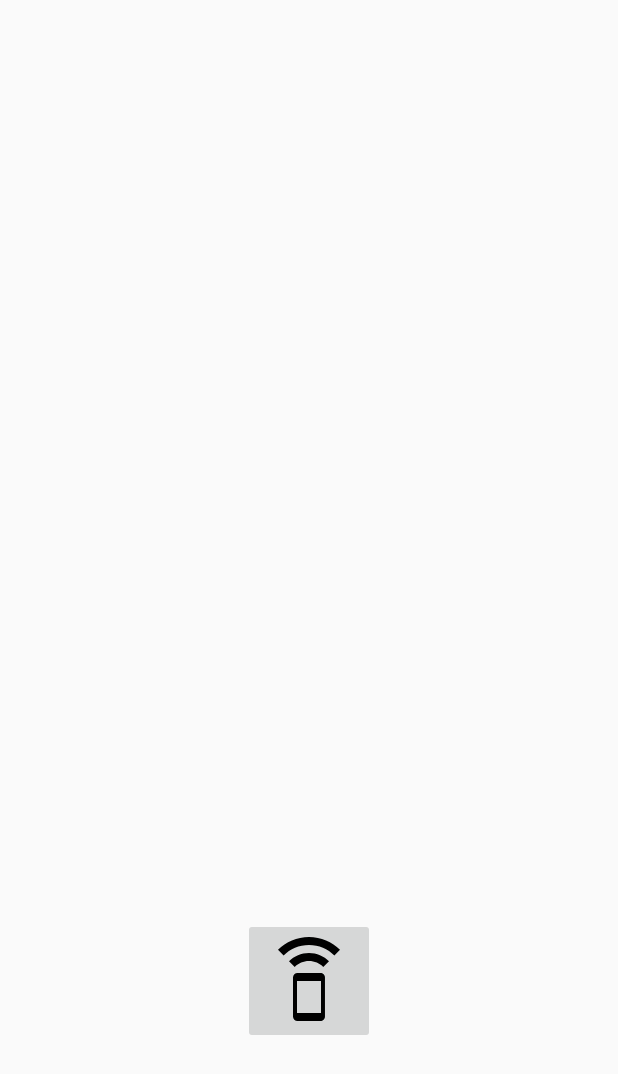
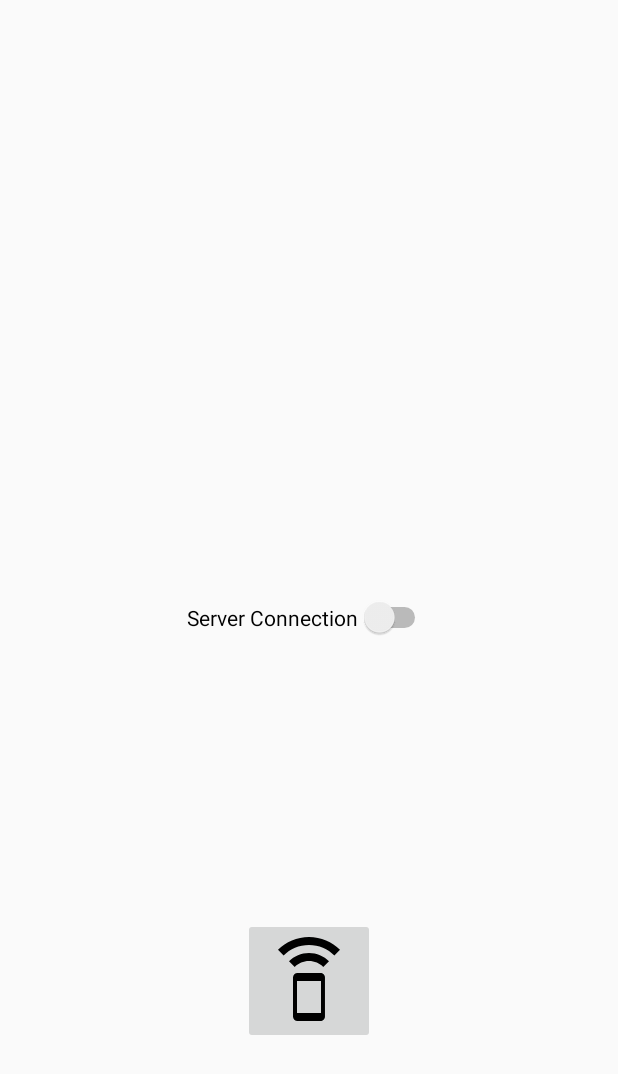
Before and after one commit to kuramu1108/ntc2019-walkietalkie, an Android app: the screen it shows after launch (MainActivity), on a phone screen of 412 x 824 dp. Shown: the top 1074 px of the screen. Run offline under Robolectric (Android 15) with nearby library versions, the phone set to English and light mode, and no system bars; our stand-ins replace data binding; libraries missing offline, so code that uses them is left out: pub.devrel.easypermissions.

Commit message:
optimize communication with server

```diff
--- a/app/src/main/java/com/myhexaville/walkie_talkie/MainActivity.java
+++ b/app/src/main/java/com/myhexaville/walkie_talkie/MainActivity.java
@@ -1,14 +1,19 @@
 package com.myhexaville.walkie_talkie;
 
 import android.Manifest;
+import android.arch.lifecycle.Observer;
 import android.arch.lifecycle.ViewModelProviders;
 import android.media.MediaRecorder;
 import android.os.Bundle;
+import android.support.annotation.Nullable;
 import android.support.v7.app.AppCompatActivity;
 import android.util.Log;
 import android.view.MotionEvent;
 import android.view.View;
+import android.widget.CompoundButton;
 import android.widget.ImageButton;
+import android.widget.RadioGroup;
+import android.widget.Switch;
 
 import com.myhexaville.walkie_talkie.databinding.ActivityMainBinding;
 
@@ -28,6 +33,7 @@ public class MainActivity extends AppCompatActivity {
     private ActivityMainBinding mBinding;
     private WebSocketClient client;
     private ImageButton recordBtn;
+    private Switch serverConnectionSwitch;
 
     @Override
     public void onCreate(Bundle icicle) {
@@ -38,6 +44,7 @@ public class MainActivity extends AppCompatActivity {
 
         vm.sRecordedFileName = getCacheDir().getAbsolutePath() + "/audiorecordtest.3gp";
 
+        serverConnectionSwitch = findViewById(R.id.switch_server_connection);
         recordBtn = findViewById(R.id.imageButton);
 
         recordBtn.setOnTouchListener(new View.OnTouchListener() {
@@ -56,8 +63,28 @@ public class MainActivity extends AppCompatActivity {
             }
         });
 
+        vm.serverConnection.observe(this, new Observer<Boolean>() {
+            @Override
+            public void onChanged(@Nullable Boolean aBoolean) {
+                serverConnectionSwitch.setChecked(aBoolean);
+            }
+        });
+
+        serverConnectionSwitch.setOnCheckedChangeListener(new CompoundButton.OnCheckedChangeListener() {
+            @Override
+            public void onCheckedChanged(CompoundButton buttonView, boolean isChecked) {
+                if (isChecked && !vm.clientRunning) client.run();
+                else if (!isChecked && vm.clientRunning) client.close();
+            }
+        });
+
         client = new WebSocketClient(this, vm);
         client.run();
+    }
+
+    @Override
+    public void onStart() {
+        super.onStart();
     }
 
     @Override
--- a/app/src/main/java/com/myhexaville/walkie_talkie/MyViewModel.java
+++ b/app/src/main/java/com/myhexaville/walkie_talkie/MyViewModel.java
@@ -1,9 +1,14 @@
 package com.myhexaville.walkie_talkie;
 
+import android.arch.lifecycle.LiveData;
+import android.arch.lifecycle.MutableLiveData;
 import android.arch.lifecycle.ViewModel;
 
 public class MyViewModel extends ViewModel {
-    public String sRecordedFileName;
+    public String sRecordedFileName = "";
     public String talkerName = "Shit";
     public String senderName = "";
+    public Boolean clientRunning = false;
+
+    public MutableLiveData<Boolean> serverConnection = new MutableLiveData<Boolean>();
 }
--- a/app/src/main/res/layout/activity_main.xml
+++ b/app/src/main/res/layout/activity_main.xml
@@ -26,8 +26,14 @@
             android:layout_height="wrap_content"
             android:layout_gravity="bottom|center"
             android:layout_marginBottom="128dp"
-            app:srcCompat="@drawable/ic_speaker_phone_black_24dp"
-            />
+            app:srcCompat="@drawable/ic_speaker_phone_black_24dp" />
+
+        <Switch
+            android:id="@+id/switch_server_connection"
+            android:layout_width="wrap_content"
+            android:layout_height="wrap_content"
+            android:layout_gravity="center"
+            android:text="Server Connection" />
 
         <!--            android:background="@drawable/standby" -->
 
```
Also changed, not shown: app/src/main/java/com/myhexaville/walkie_talkie/WebSocketClient.java (+17 -2 lines). Lines whose indentation alone changed are shown as unchanged.
